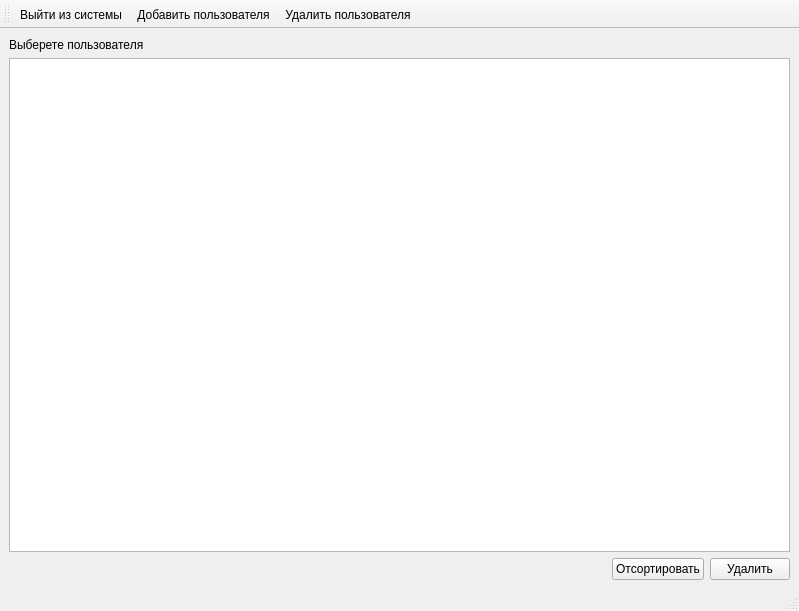
Qt form Source/MDKP/adminwindowdeluser.ui (striction10/MDKP) before a commit.
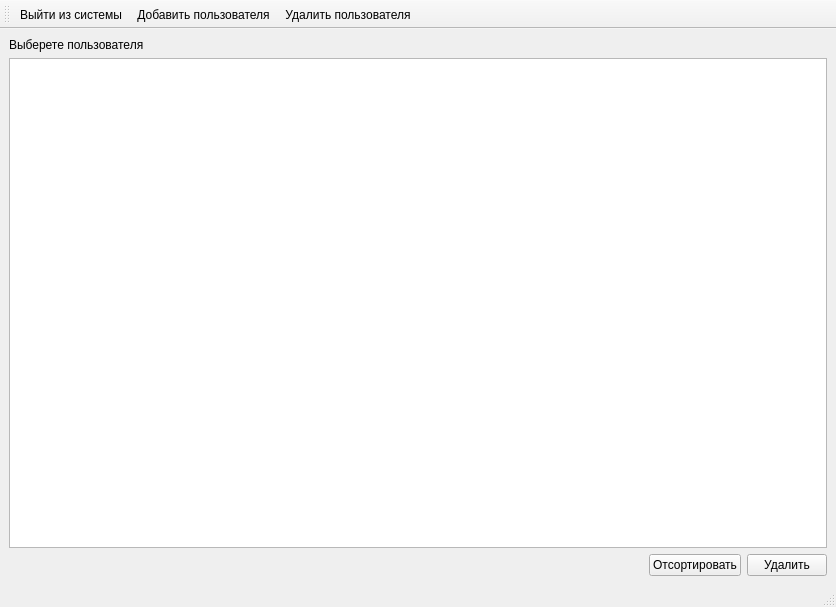
The same form after that commit.

Diff of the .ui file:
```diff
--- a/Source/MDKP/adminwindowdeluser.ui
+++ b/Source/MDKP/adminwindowdeluser.ui
@@ -6,8 +6,8 @@
    <rect>
     <x>0</x>
     <y>0</y>
-    <width>799</width>
-    <height>611</height>
+    <width>836</width>
+    <height>607</height>
    </rect>
   </property>
   <property name="windowTitle">
```
Left out of the diff: 5 changed lines with no effect on the pictures.
